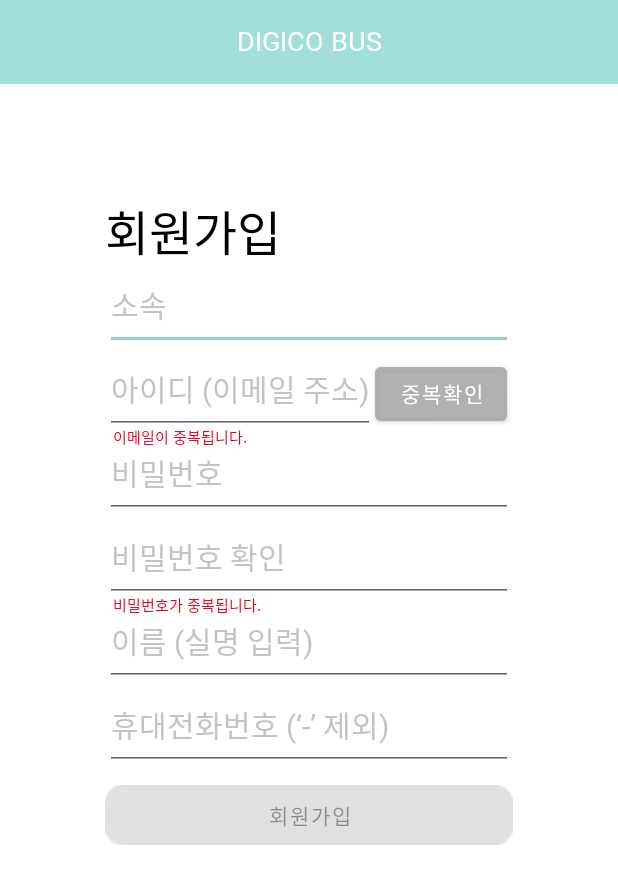
After one commit to HalloKity/DIGICO_Bus, an Android app: the layout activity_join.xml on its own in the app's theme, with its tools: preview values and no code run, on a phone screen of 412 x 824 dp. The commit adds this screen. Shown: the top 884 px of the screen. Run offline under Robolectric (Android 15) with nearby library versions, the phone set to English and light mode, and no system bars.

Commit message:
[HJ] feat : 회원가입 UI 제작

```diff
--- a/DigicoBus/app/src/main/AndroidManifest.xml
+++ b/DigicoBus/app/src/main/AndroidManifest.xml
@@ -12,6 +12,13 @@
         android:supportsRtl="true"
         android:theme="@style/Theme.DigicoBus"
         tools:targetApi="31">
+        <activity
+            android:name=".JoinActivity"
+            android:exported="false">
+            <meta-data
+                android:name="android.app.lib_name"
+                android:value="" />
+        </activity>
         <activity
             android:name=".login.LoginActivity"
             android:exported="false">
--- /dev/null
+++ b/DigicoBus/app/src/main/java/com/kt/digicobus/login/JoinActivity.kt
@@ -0,0 +1,17 @@
+package com.kt.digicobus.login
+
+import androidx.appcompat.app.AppCompatActivity
+import android.os.Bundle
+import com.kt.digicobus.R
+import com.kt.digicobus.databinding.ActivityJoinBinding
+import com.kt.digicobus.databinding.ActivityLoginBinding
+
+class JoinActivity : AppCompatActivity() {
+    private lateinit var binding: ActivityJoinBinding
+    override fun onCreate(savedInstanceState: Bundle?) {
+        super.onCreate(savedInstanceState)
+        binding = ActivityJoinBinding.inflate(layoutInflater)
+        setContentView(binding.root)
+
+    }
+}
--- /dev/null
+++ b/DigicoBus/app/src/main/res/layout/activity_join.xml
@@ -0,0 +1,187 @@
+<?xml version="1.0" encoding="utf-8"?>
+<androidx.constraintlayout.widget.ConstraintLayout xmlns:android="http://schemas.android.com/apk/res/android"
+    xmlns:app="http://schemas.android.com/apk/res-auto"
+    xmlns:tools="http://schemas.android.com/tools"
+    android:layout_width="match_parent"
+    android:layout_height="match_parent"
+    tools:context=".login.JoinActivity">
+
+
+    <androidx.appcompat.widget.Toolbar
+        android:layout_width="match_parent"
+        android:layout_height="wrap_content"
+        android:background="@color/mint"
+        app:layout_constraintTop_toTopOf="parent"
+        app:layout_constraintStart_toStartOf="parent"
+        app:layout_constraintEnd_toEndOf="parent">
+
+        <TextView
+            android:layout_width="wrap_content"
+            android:layout_height="wrap_content"
+            android:text="DIGICO BUS"
+            android:textSize="18dp"
+            android:fontFamily="@font/noto_sans_kr_bold"
+            android:textColor="@color/white"
+            android:layout_gravity="center" />
+
+    </androidx.appcompat.widget.Toolbar>
+
+    <androidx.constraintlayout.widget.ConstraintLayout
+        android:layout_width="match_parent"
+        android:layout_height="match_parent"
+        android:paddingLeft="70dp"
+        android:paddingRight="70dp">
+
+        <TextView
+            android:id="@+id/tv_join"
+            android:layout_width="wrap_content"
+            android:layout_height="wrap_content"
+            android:text="회원가입"
+            android:textColor="@color/black"
+            android:textSize="32dp"
+            android:layout_marginTop="130dp"
+            android:fontFamily="@font/noto_sans_kr_bold"
+            app:layout_constraintTop_toTopOf="parent"
+            app:layout_constraintStart_toStartOf="parent"/>
+
+        <EditText
+            android:id="@+id/edit_company"
+            android:layout_width="match_parent"
+            android:layout_height="wrap_content"
+            android:hint="소속"
+            android:textSize="20dp"
+            android:paddingTop="5dp"
+            android:paddingBottom="15dp"
+            android:inputType="text"
+            style="@style/EditText.Join"
+            android:layout_marginTop="5dp"
+            app:layout_constraintTop_toBottomOf="@id/tv_join"
+            app:layout_constraintStart_toStartOf="parent"/>
+
+        <EditText
+            android:id="@+id/edit_id"
+            android:layout_width="wrap_content"
+            android:layout_height="wrap_content"
+            android:hint="아이디 (이메일 주소)"
+            android:textSize="20dp"
+            android:paddingTop="5dp"
+            android:paddingBottom="15dp"
+            android:inputType="text"
+            style="@style/EditText.Join"
+            android:layout_marginTop="5dp"
+            app:layout_constraintTop_toBottomOf="@id/edit_company"
+            app:layout_constraintStart_toStartOf="parent"/>
+
+        <Button
+            android:id="@+id/btn_id_check"
+            android:layout_width="wrap_content"
+            android:layout_height="wrap_content"
+            android:text="중복확인"
+            android:backgroundTint="@color/gray_70"
+            android:layout_marginTop="5dp"
+            app:layout_constraintTop_toBottomOf="@id/edit_company"
+            app:layout_constraintLeft_toRightOf="@id/edit_id"/>
+
+        <TextView
+            android:id="@+id/tv_id_notification"
+            android:layout_width="wrap_content"
+            android:layout_height="wrap_content"
+            android:text="이메일이 중복됩니다."
+            android:textSize="10dp"
+            android:textColor="@color/red"
+            android:layout_marginLeft="5dp"
+            android:layout_marginTop="-5dp"
+            app:layout_constraintTop_toBottomOf="@id/edit_id"
+            app:layout_constraintStart_toStartOf="parent"/>
+
+        <EditText
+            android:id="@+id/edit_password"
+            android:layout_width="match_parent"
+            android:layout_height="wrap_content"
+            android:hint="비밀번호"
+            android:textSize="20dp"
+            android:paddingTop="5dp"
+            android:paddingBottom="15dp"
+            android:inputType="text"
+            style="@style/EditText.Join"
+            android:layout_marginTop="5dp"
+            app:layout_constraintTop_toBottomOf="@id/edit_id"
+            app:layout_constraintStart_toStartOf="parent"
+            app:layout_constraintEnd_toEndOf="parent"/>
+
+        <EditText
+            android:id="@+id/edit_password_check"
+            android:layout_width="match_parent"
+            android:layout_height="wrap_content"
+            android:hint="비밀번호 확인"
+            android:textSize="20dp"
+            android:paddingTop="5dp"
+            android:paddingBottom="15dp"
+            android:inputType="text"
+            style="@style/EditText.Join"
+            android:layout_marginTop="5dp"
+            app:layout_constraintTop_toBottomOf="@id/edit_password"
+            app:layout_constraintStart_toStartOf="parent"
+            app:layout_constraintEnd_toEndOf="parent"/>
+
+        <TextView
+            android:id="@+id/tv_password_check"
+            android:layout_width="wrap_content"
+            android:layout_height="wrap_content"
+            android:text="비밀번호가 중복됩니다."
+            android:textSize="10dp"
+            android:textColor="@color/red"
+            android:layout_marginTop="-5dp"
+            android:layout_marginLeft="5dp"
+            app:layout_constraintTop_toBottomOf="@id/edit_password_check"
+            app:layout_constraintStart_toStartOf="parent"/>
+
+        <EditText
+            android:id="@+id/edit_name"
+            android:layout_width="match_parent"
+            android:layout_height="wrap_content"
+            android:hint="이름 (실명 입력)"
+            android:textSize="20dp"
+            android:paddingTop="5dp"
+            android:paddingBottom="15dp"
+            android:inputType="text"
+            style="@style/EditText.Join"
+            android:layout_marginTop="5dp"
+            app:layout_constraintTop_toBottomOf="@id/edit_password_check"
+            app:layout_constraintStart_toStartOf="parent"
+            app:layout_constraintEnd_toEndOf="parent"/>
+
+        <EditText
+            android:id="@+id/edit_phone_number"
+            android:layout_width="match_parent"
+            android:layout_height="wrap_content"
+            android:hint="휴대전화번호 (‘-’ 제외)"
+            android:textSize="20dp"
+            android:paddingTop="5dp"
+            android:paddingBottom="15dp"
+            android:inputType="text"
+            style="@style/EditText.Join"
+            android:layout_marginTop="5dp"
+            app:layout_constraintTop_toBottomOf="@id/edit_name"
+            app:layout_constraintStart_toStartOf="parent"
+            app:layout_constraintEnd_toEndOf="parent"/>
+
+        <Button
+            android:id="@+id/btn_join"
+            android:layout_width="match_parent"
+            android:layout_height="40dp"
+            android:text="회원가입"
+            android:textSize="14dp"
+            android:includeFontPadding="false"
+            android:enabled="false"
+            android:layout_marginTop="10dp"
+            android:fontFamily="@font/noto_sans_kr_bold"
+            android:background="@drawable/btn_login"
+            app:layout_constraintTop_toBottomOf="@id/edit_phone_number"
+            app:layout_constraintStart_toStartOf="parent"
+            app:layout_constraintEnd_toEndOf="parent"/>
+
+
+    </androidx.constraintlayout.widget.ConstraintLayout>
+
+    </androidx.constraintlayout.widget.ConstraintLayout>
--- a/DigicoBus/app/src/main/res/layout/activity_login.xml
+++ b/DigicoBus/app/src/main/res/layout/activity_login.xml
@@ -37,6 +37,7 @@
             android:layout_height="wrap_content"
             android:text="로그인"
             android:textSize="32dp"
+            android:textColor="@color/black"
             android:layout_marginTop="130dp"
             android:fontFamily="@font/noto_sans_kr_bold"
             app:layout_constraintTop_toTopOf="parent"
--- a/DigicoBus/app/src/main/res/values/colors.xml
+++ b/DigicoBus/app/src/main/res/values/colors.xml
@@ -8,5 +8,5 @@
     <color name="gray_disabled">#ffD9D9D9</color>
     <color name="white">#FFFFFFFF</color>
     <color name="mint_check">#ff46C3C0</color>
-    <color name="black">#ffffffff</color>
+    <color name="black">#000000</color>
 </resources>
--- a/DigicoBus/app/src/main/res/values/themes.xml
+++ b/DigicoBus/app/src/main/res/values/themes.xml
@@ -17,4 +17,12 @@
         <item name="editTextStyle">@style/customTextViewFontStyle</item>
         <item name="android:includeFontPadding">false</item>
     </style>
+
+    <style name="EditText.Join" parent="Widget.AppCompat.EditText">
+        <item name="android:textColor">@color/gray_70</item>
+        <item name="android:textColorHint">@color/gray_70</item>
+        <item name="colorAccent">@color/mint</item>
+        <item name="colorControlNormal">@color/gray_70</item>
+        <item name="colorControlActivated">@color/gray_70</item>
+    </style>
 </resources>
```
